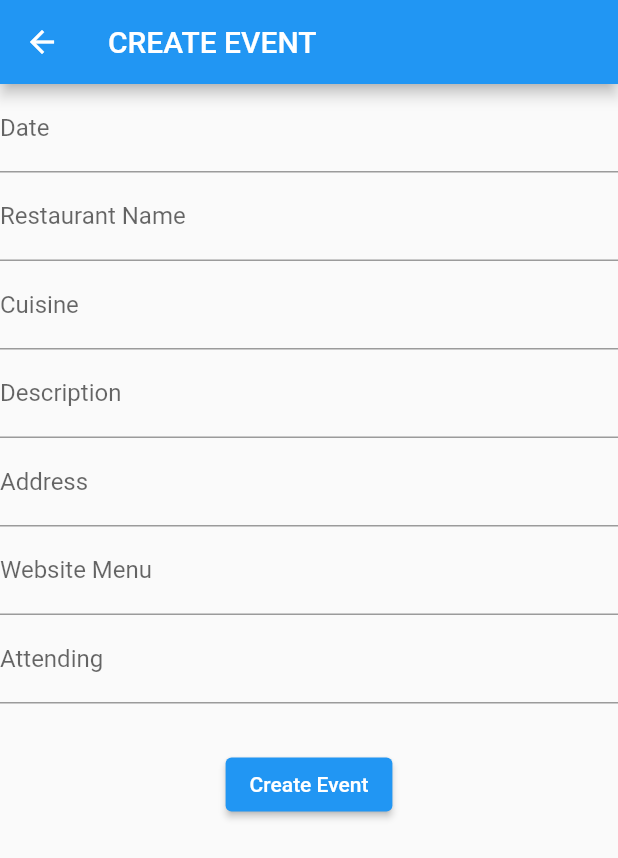
After one commit to gonzruga/networkdining1, a Flutter app: the screen it shows once a user with an empty profile is signed in, after a tap on "Create Event", on a phone screen of 412 x 824 dp. The commit adds this screen. Shown: the top 858 px of the screen. Run offline on Flutter 3.47's test engine with Material 2 defaults, Android fonts, the phone set to English and light mode, and no system bars; our stand-ins replace cloud_firestore, firebase_auth, firebase_core; accounts and stored records are empty; network calls fail.

Commit message:
Second Commit

```diff
--- /dev/null
+++ b/lib/create_event.dart
@@ -0,0 +1,114 @@
+import 'package:cloud_firestore/cloud_firestore.dart';
+import 'package:flutter/material.dart';
+
+class CreateEvent extends StatelessWidget {
+  //const CreateEvent({super.key});
+  final _formKey = GlobalKey<FormState>();
+
+  var date =
+      ''; //Timestamp: May 1,2023 at 7:00:00 PM UTC+3 | "2023-06-23 13:00:00.000"
+  var restaurantName = '';
+  var cuisine = '';
+  var description = '';
+  var address = '';
+  var websiteMenu = '';
+  var attending = 0;
+
+  @override
+  Widget build(BuildContext context) {
+    CollectionReference events =
+        FirebaseFirestore.instance.collection("DiningEvents");
+
+    return Scaffold(
+      appBar: AppBar(
+        title: Text("CREATE EVENT"),
+      ),
+      body: Form(
+          child: Column(
+        children: <Widget>[
+          TextFormField(
+            decoration: const InputDecoration(
+              hintText: "Enter date in format: ",
+              labelText: 'Date',
+            ),
+            onChanged: (value) => {date = value}, // TODO Validator
+          ),
+          TextFormField(
+            decoration: const InputDecoration(
+              hintText: "Enter restaurant name ",
+              labelText: 'Restaurant Name',
+            ),
+            onChanged: (value) => {restaurantName = value},
+          ),
+          TextFormField(
+            decoration: const InputDecoration(
+              hintText: "Cuisine e.g. Sushi, Italian",
+              labelText: 'Cuisine',
+            ),
+            onChanged: (value) => {cuisine = value}, // TODO Validator
+          ),
+          TextFormField(
+            decoration: const InputDecoration(
+              hintText: "Description",
+              labelText: 'Description',
+            ),
+            onChanged: (value) => {description = value}, // TODO Validator
+          ),
+          TextFormField(
+            decoration: const InputDecoration(
+              hintText: "Address",
+              labelText: 'Address',
+            ),
+            onChanged: (value) => {address = value}, // TODO Validator
+          ),
+          TextFormField(
+            decoration: const InputDecoration(
+              hintText: "http//...",
+              labelText: 'Website Menu',
+            ),
+            onChanged: (value) => {websiteMenu = value}, // TODO Validator
+          ),
+          TextFormField(
+            decoration: const InputDecoration(
+              hintText: "Attendence number ",
+              labelText: 'Attending',
+            ),
+            onChanged: (value) =>
+                {attending = int.parse(value)}, // TODO Validator
+          ),
+          SizedBox(
+            height: 30,
+          ),
+          ElevatedButton(
+            onPressed: () {
+              events
+                  .add({
+                    'Date': date,
+                    'Restaurant Name': restaurantName,
+                    'Cuisine': cuisine,
+                    'Description': description,
+                    'Address': address,
+                    'Website Menu': websiteMenu,
+                    'Attending': attending
+                  })
+                  .then((value) => print('Event added'))
+                  .catchError((error) => print("Failed to add event: $error"));
+            },
+            child: Text("Create Event"),
+          ),
+        ],
+      )),
+    );
+  }
+}
+
+/*
+#VALIDATORS
+validator: (value) {
+  if (value == null || value.isEmpty) {
+    return 'Please enter __';
+  }
+  return null;
+}
+
+*/
--- a/lib/events_three.dart
+++ b/lib/events.dart
@@ -1,8 +1,9 @@
 import 'package:cloud_firestore/cloud_firestore.dart';
 import 'package:flutter/material.dart';
 import 'package:firebase_core/firebase_core.dart';
+import 'package:nas/create_event.dart';
 
-class EventsThree extends StatelessWidget {
+class Events extends StatelessWidget {
   final Stream<QuerySnapshot> events =
       FirebaseFirestore.instance.collection('DiningEvents').snapshots();
 
@@ -15,13 +16,19 @@ class EventsThree extends StatelessWidget {
         body: Center(
             //padding: const EdgeInsets.all(20.0),
             child: Column(
-          crossAxisAlignment: CrossAxisAlignment.start,
+          crossAxisAlignment: CrossAxisAlignment.center,
           children: [
+            SizedBox(
+              height: 20,
+            ),
             Text(
               'WELCOME TO JOIN ANY OF THE DINING EVENTS',
             ),
+            SizedBox(
+              height: 30,
+            ),
             Container(
-              height: 500,
+              height: 300,
               child: StreamBuilder<QuerySnapshot>(
                 stream: events,
                 builder: (
@@ -44,15 +51,35 @@ class EventsThree extends StatelessWidget {
                 },
               ),
             ),
+            SizedBox(
+              height: 30,
+            ),
+            ElevatedButton(
+              onPressed: () {
+                Navigator.push(context,
+                    MaterialPageRoute(builder: (context) => CreateEvent()));
+              },
+              child: Text("Create Event"),
+            )
           ],
         )));
   }
 }
 
 /*
- child: ListView.builder(
-                itemCount: 5,
-                itemBuilder: (context, index) {
-                  return Text('My text is here');
-                },
+Widget _buildListItem(BuildContext, DocumentSnapshot document) {
+    return ListTile(
+      title: Row(
+        children: [
+          Expanded(
+            child: Text(document['cuisine']),
+          ),
+          Container(
+            decoration: const BoxDecoration(color: Colors.black),
+            child: Text("Text 2 - Votes"),
+          ),
+        ],
+      ),
+    );
+  }
 */
--- a/lib/log_screens/login_english.dart
+++ b/lib/log_screens/login_english.dart
@@ -66,6 +66,8 @@ class _LoginEnglishState extends State<LoginEnglish> {
               height: 30,
             ),
             ElevatedButton(
+              style:
+                  ElevatedButton.styleFrom(backgroundColor: Colors.blueAccent),
               onPressed: () {
                 FirebaseAuth.instance.signInWithEmailAndPassword(
                     email: emailController.text.trim(),
@@ -79,13 +81,15 @@ class _LoginEnglishState extends State<LoginEnglish> {
               height: 30,
             ),
             ElevatedButton(
+              style:
+                  ElevatedButton.styleFrom(backgroundColor: Colors.deepOrange),
               onPressed: () {
                 FirebaseAuth.instance.createUserWithEmailAndPassword(
                     email: emailController.text.trim(),
                     password: passwordController.text.trim());
               },
               child: Text(
-                "SignUp",
+                "SignUp (First Time)",
               ),
             ),
           ],
--- a/lib/main.dart
+++ b/lib/main.dart
@@ -1,7 +1,7 @@
 import 'package:firebase_auth/firebase_auth.dart';
 import 'package:firebase_core/firebase_core.dart';
 import 'package:flutter/material.dart';
-import 'package:nas/events_three.dart';
+import 'package:nas/events.dart';
 import 'package:nas/log_screens/login_english.dart';
 import 'firebase_options.dart';
 
@@ -42,7 +42,7 @@ class _LandingPageState extends State<LandingPage> {
           stream: FirebaseAuth.instance.authStateChanges(),
           builder: (context, snapshot) {
             if (snapshot.hasData) {
-              return EventsThree();
+              return Events();
             } else {
               return LoginEnglish();
             }
```
Also changed, not shown: lib/events_page.dart (deleted, +0 -71 lines), 1 other file.
